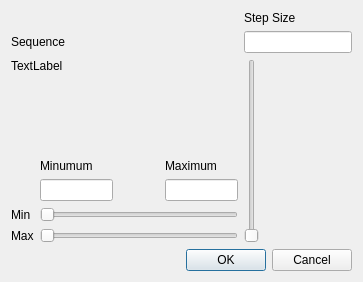
This is rangestepdlg.ui in AdamMajer/bshouty-lung-model as Qt 5 draws it before an edit. The edited form follows.
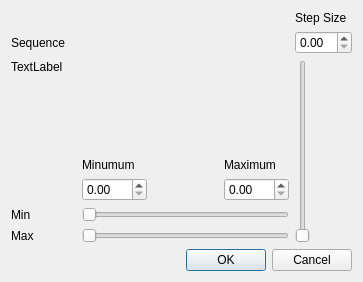
This is the edited form.

Commit message:
Improve RangeStepDlg by allowing manual entry of range values
QLineEdit controls were replaced with QDoubleSpinBox which are more
suitable in handling numerical values.

Manual entries in boxes are now interpreted and used when setting up
range parameters. Values must remain in absolute range interval. Value
outside this interval will be silently truncated to either the min or
max, as appropriate.

```diff
--- a/rangestepdlg.ui
+++ b/rangestepdlg.ui
@@ -54,26 +54,6 @@
      </property>
     </widget>
    </item>
-   <item row="5" column="1">
-    <widget class="QLineEdit" name="min">
-     <property name="sizePolicy">
-      <sizepolicy hsizetype="Expanding" vsizetype="Fixed">
-       <horstretch>5</horstretch>
-       <verstretch>0</verstretch>
-      </sizepolicy>
-     </property>
-    </widget>
-   </item>
-   <item row="5" column="3">
-    <widget class="QLineEdit" name="max">
-     <property name="sizePolicy">
-      <sizepolicy hsizetype="Expanding" vsizetype="Fixed">
-       <horstretch>5</horstretch>
-       <verstretch>0</verstretch>
-      </sizepolicy>
-     </property>
-    </widget>
-   </item>
    <item row="7" column="1" colspan="3">
     <widget class="QSlider" name="maxSlider">
      <property name="orientation">
@@ -97,7 +77,7 @@
      </property>
     </spacer>
    </item>
-   <item row="2" column="0" colspan="2">
+   <item row="2" column="0" colspan="4">
     <widget class="QLabel" name="label_4">
      <property name="text">
       <string>Sequence</string>
@@ -111,9 +91,6 @@
      </property>
     </widget>
    </item>
-   <item row="2" column="4">
-    <widget class="QLineEdit" name="step"/>
-   </item>
    <item row="6" column="1" colspan="3">
     <widget class="QSlider" name="minSlider">
      <property name="orientation">
@@ -142,6 +119,27 @@
      </property>
     </widget>
    </item>
+   <item row="5" column="1">
+    <widget class="QDoubleSpinBox" name="min">
+     <property name="singleStep">
+      <double>0.100000000000000</double>
+     </property>
+    </widget>
+   </item>
+   <item row="5" column="3">
+    <widget class="QDoubleSpinBox" name="max">
+     <property name="singleStep">
+      <double>0.100000000000000</double>
+     </property>
+    </widget>
+   </item>
+   <item row="2" column="4">
+    <widget class="QDoubleSpinBox" name="step">
+     <property name="singleStep">
+      <double>0.100000000000000</double>
+     </property>
+    </widget>
+   </item>
   </layout>
  </widget>
  <resources/>
```
Left out of the diff: 17 changed lines with no effect on the pictures. The commit also changes 2 other files.
